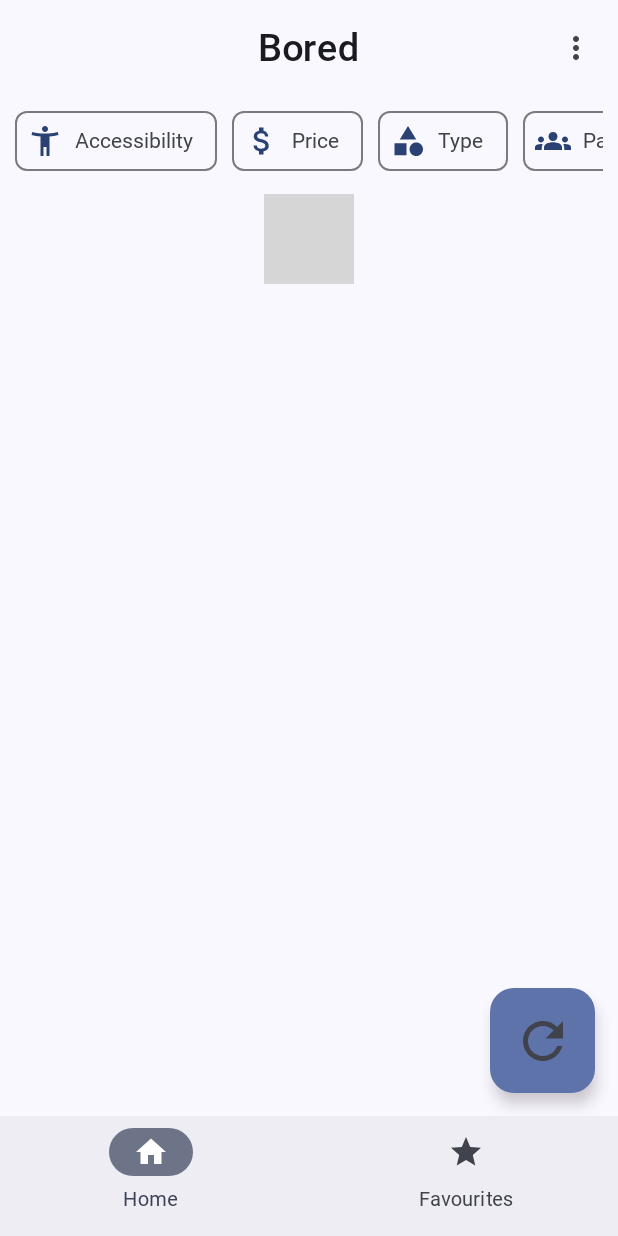
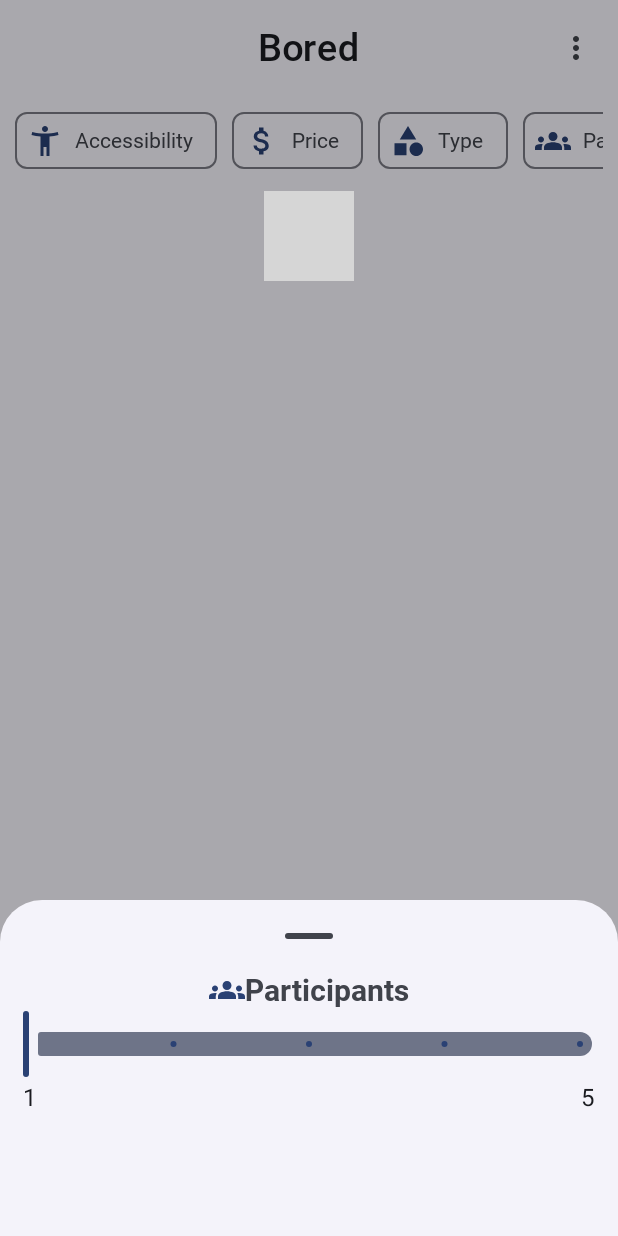
Before and after one commit to NickKoepr/Bored, an Android app built with Jetpack Compose: the screen it shows after launch (MainActivity), after a tap on "Participants", on a phone screen of 412 x 824 dp. Run offline under Robolectric (Android 15) with nearby library versions, the phone set to English and light mode, and no system bars; libraries missing offline, so code that uses them is left out: com.jakewharton.retrofit2; grey boxes are pictures that could not be loaded.

Commit message:
Written the filters for the Type and the Participants value.

```diff
--- a/app/src/main/java/nl/nickkoepr/bored/data/network/BoredNetworkRepository.kt
+++ b/app/src/main/java/nl/nickkoepr/bored/data/network/BoredNetworkRepository.kt
@@ -13,7 +13,7 @@ class BoredNetworkRepository(private val boredApiService: BoredApiService) : Net
             minAccessibility = arguments.minAccessibility,
             maxAccessibility = arguments.maxAccessibility,
             participants = arguments.participants,
-            type = arguments.type?.name
+            type = arguments.type?.name?.lowercase()
         )
     }
 }
--- a/app/src/main/java/nl/nickkoepr/bored/ui/screens/main/BoredMainScreen.kt
+++ b/app/src/main/java/nl/nickkoepr/bored/ui/screens/main/BoredMainScreen.kt
@@ -138,11 +138,38 @@ fun BoredMainScreen(
             }
 
             SelectedFilter.TYPE -> {
-
+                FilterBottomSheetScaffold(
+                    selectedFilter = SelectedFilter.TYPE,
+                    filterElement = {
+                        FilterTypeList(selectedType = uiState.arguments.type, onTypeSelected = { type ->
+                            viewModel.updateArguments(
+                                uiState.arguments.copy(
+                                    type = type
+                                )
+                            )
+                        })
+                    },
+                    dismissRequest = { setFilter = null })
             }
 
             SelectedFilter.PARTICIPANTS -> {
-
+                FilterBottomSheetScaffold(
+                    selectedFilter = SelectedFilter.PARTICIPANTS,
+                    filterElement = {
+                        FilterElementSlider(
+                            value = uiState.arguments.participants?.toFloat() ?: 0f,
+                            range = 1f..5f,
+                            onValueChange = {
+                                viewModel.updateArguments(
+                                    uiState.arguments.copy(
+                                        participants = it.toInt()
+                                    )
+                                )
+                            },
+                            steps = 3
+                        )
+                    },
+                    dismissRequest = { setFilter = null })
             }
 
             else -> {}
--- a/app/src/main/java/nl/nickkoepr/bored/ui/screens/main/FilterComposables.kt
+++ b/app/src/main/java/nl/nickkoepr/bored/ui/screens/main/FilterComposables.kt
@@ -2,6 +2,7 @@ package nl.nickkoepr.bored.ui.screens.main
 
 import androidx.annotation.DrawableRes
 import androidx.annotation.StringRes
+import androidx.compose.foundation.BorderStroke
 import androidx.compose.foundation.clickable
 import androidx.compose.foundation.layout.Arrangement
 import androidx.compose.foundation.layout.Column
@@ -9,14 +10,18 @@ import androidx.compose.foundation.layout.Row
 import androidx.compose.foundation.layout.fillMaxWidth
 import androidx.compose.foundation.layout.height
 import androidx.compose.foundation.layout.padding
+import androidx.compose.foundation.lazy.LazyColumn
 import androidx.compose.foundation.lazy.LazyRow
 import androidx.compose.foundation.lazy.items
+import androidx.compose.material3.Card
+import androidx.compose.material3.CardDefaults
 import androidx.compose.material3.ExperimentalMaterial3Api
 import androidx.compose.material3.FilterChip
 import androidx.compose.material3.Icon
 import androidx.compose.material3.MaterialTheme
 import androidx.compose.material3.ModalBottomSheet
 import androidx.compose.material3.RangeSlider
+import androidx.compose.material3.Slider
 import androidx.compose.material3.Text
 import androidx.compose.runtime.Composable
 import androidx.compose.ui.Alignment
@@ -25,6 +30,7 @@ import androidx.compose.ui.res.painterResource
 import androidx.compose.ui.res.stringResource
 import androidx.compose.ui.unit.dp
 import nl.nickkoepr.bored.R
+import nl.nickkoepr.bored.model.Type
 
 /**
  * Row with all the possible filter chips.
@@ -43,7 +49,9 @@ fun ActivityFilterList(
         items(SelectedFilter.entries) { filter ->
             val selectedFilter = selectedFilters.contains(filter)
             FilterChip(
-                modifier = Modifier.padding(end = 10.dp).height(40.dp),
+                modifier = Modifier
+                    .padding(end = 10.dp)
+                    .height(38.dp),
                 selected = selectedFilter,
                 onClick = { onClick(filter) },
                 label = { Text(text = stringResource(id = filter.filterName)) },
@@ -55,11 +63,11 @@ fun ActivityFilterList(
                 },
                 trailingIcon = {
                     if (selectedFilter) {
-                            Icon(
-                                modifier = Modifier.clickable { onRemoveClick(filter) },
-                                painter = painterResource(id = R.drawable.close),
-                                contentDescription = stringResource(id = R.string.remove_filter)
-                            )
+                        Icon(
+                            modifier = Modifier.clickable { onRemoveClick(filter) },
+                            painter = painterResource(id = R.drawable.close),
+                            contentDescription = stringResource(id = R.string.remove_filter)
+                        )
                     }
                 }
             )
@@ -149,7 +157,7 @@ fun FilterBottomSheetScaffold(
  * default false.
  */
 @Composable
-fun FilterElementSlider(
+fun FilterElementRangeSlider(
     value: ClosedFloatingPointRange<Float>,
     range: ClosedFloatingPointRange<Float>,
     steps: Int,
@@ -173,7 +181,37 @@ fun FilterElementSlider(
 }
 
 /**
- * [FilterElementSlider] with a range from 0 to 100 and steps of 10.
+ * Slider for selecting a specific value in the given range.
+ * @param value the current selected value.
+ * @param range max range of the slider.
+ * @param steps number of steps the slider makes when a user drags the slider around.
+ * @param onValueChange function that is called when the slider value changes.
+ */
+@Composable
+fun FilterElementSlider(
+    value: Float,
+    range: ClosedFloatingPointRange<Float>,
+    steps: Int,
+    onValueChange: (Float) -> Unit,
+    modifier: Modifier = Modifier
+) {
+    Column(modifier = modifier) {
+        Slider(
+            value = value,
+            valueRange = range,
+            onValueChange = onValueChange,
+            modifier = modifier,
+            steps = steps
+        )
+        Row(modifier = Modifier.fillMaxWidth(), horizontalArrangement = Arrangement.SpaceBetween) {
+            Text(text = range.start.toInt().toString())
+            Text(text = range.endInclusive.toInt().toString())
+        }
+    }
+}
+
+/**
+ * [FilterElementRangeSlider] with a range from 0 to 100 and steps of 10.
  * @param value currently selected value range.
  * @param onValueChange called when the selected range is changed.
  */
@@ -183,7 +221,7 @@ fun FilterElementSliderZeroToHundred(
     onValueChange: (ClosedFloatingPointRange<Float>) -> Unit,
     modifier: Modifier = Modifier
 ) {
-    FilterElementSlider(
+    FilterElementRangeSlider(
         value = value,
         range = 0f..100f,
         steps = 10,
@@ -192,3 +230,36 @@ fun FilterElementSliderZeroToHundred(
         modifier = modifier
     )
 }
+
+/**
+ * Makes a list with all the possible [Type] values.
+ * @param selectedType currently selected type (or null if no type is selected).
+ * @param onTypeSelected function that is executed when a user selects a type.
+ */
+@Composable
+fun FilterTypeList(
+    selectedType: Type?,
+    onTypeSelected: (Type) -> Unit,
+    modifier: Modifier = Modifier
+) {
+    LazyColumn(modifier = modifier) {
+        items(Type.entries) { type ->
+            Card(
+                modifier = Modifier
+                    .fillMaxWidth()
+                    .padding(top = 5.dp, bottom = 5.dp)
+                    .clickable {
+                        onTypeSelected(type)
+                    },
+                colors = CardDefaults.cardColors(containerColor = if (selectedType != null && selectedType == type) MaterialTheme.colorScheme.secondaryContainer else MaterialTheme.colorScheme.surface),
+                border = BorderStroke(1.dp, MaterialTheme.colorScheme.onBackground)
+            ) {
+                Text(
+                    text = stringResource(id = type.label),
+                    modifier = Modifier.padding(start = 5.dp, top = 20.dp, bottom = 20.dp),
+                    color = if (selectedType != null && selectedType == type) MaterialTheme.colorScheme.onSecondaryContainer else MaterialTheme.colorScheme.onBackground
+                )
+            }
+        }
+    }
+}
```
Also changed, not shown: app/src/main/java/nl/nickkoepr/bored/ui/screens/main/BoredMainViewModel.kt (+15 -1 lines), 1 other file.
